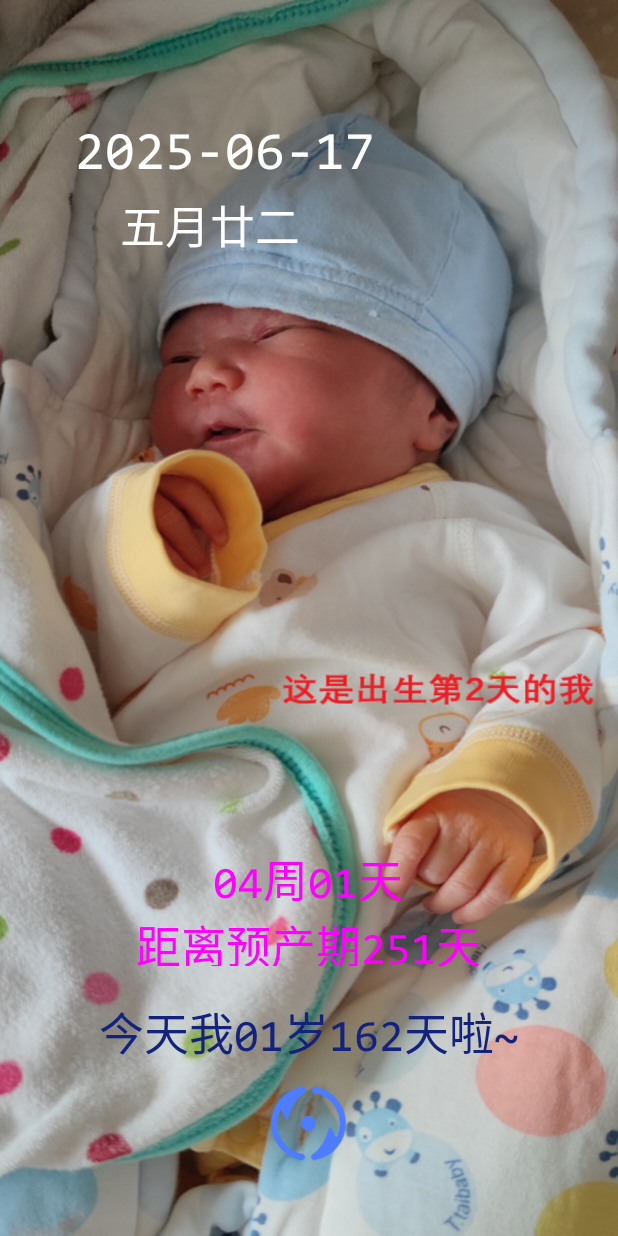
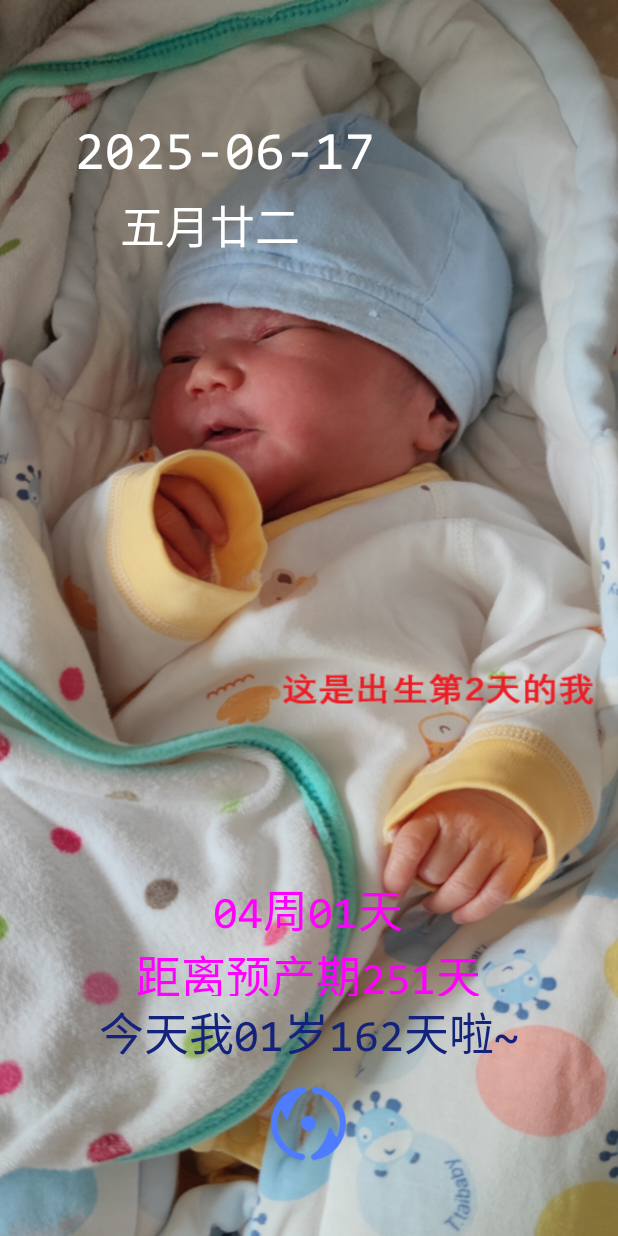
Before and after one commit to JUBO1992/Jyb-nacol, an Android app: the WelcomeActivity screen opened directly, with no data from a screen before it, on a phone screen of 412 x 824 dp. Run offline under Robolectric (Android 15) with nearby library versions, the phone set to English and light mode, and no system bars.

Commit message:
feat(Jyb): 调整文字位置

```diff
--- a/Jyb/src/main/res/layout/activity_welcome.xml
+++ b/Jyb/src/main/res/layout/activity_welcome.xml
@@ -39,7 +39,7 @@
 		android:layout_height="80dp"
 		android:gravity="center"
 		android:layout_gravity="bottom|center_horizontal"
-		android:layout_marginBottom="180dp"
+		android:layout_marginBottom="160dp"
 		android:text="00周01天"
 		android:textStyle="bold"
 		android:textColor="#ff00ff"
```
